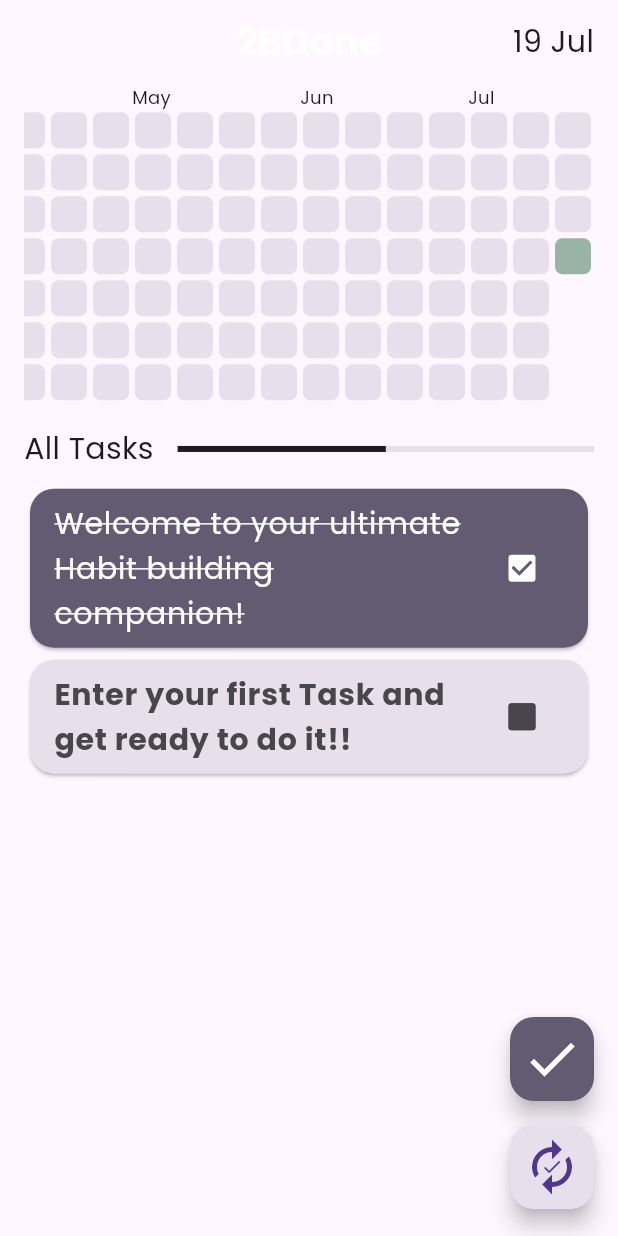
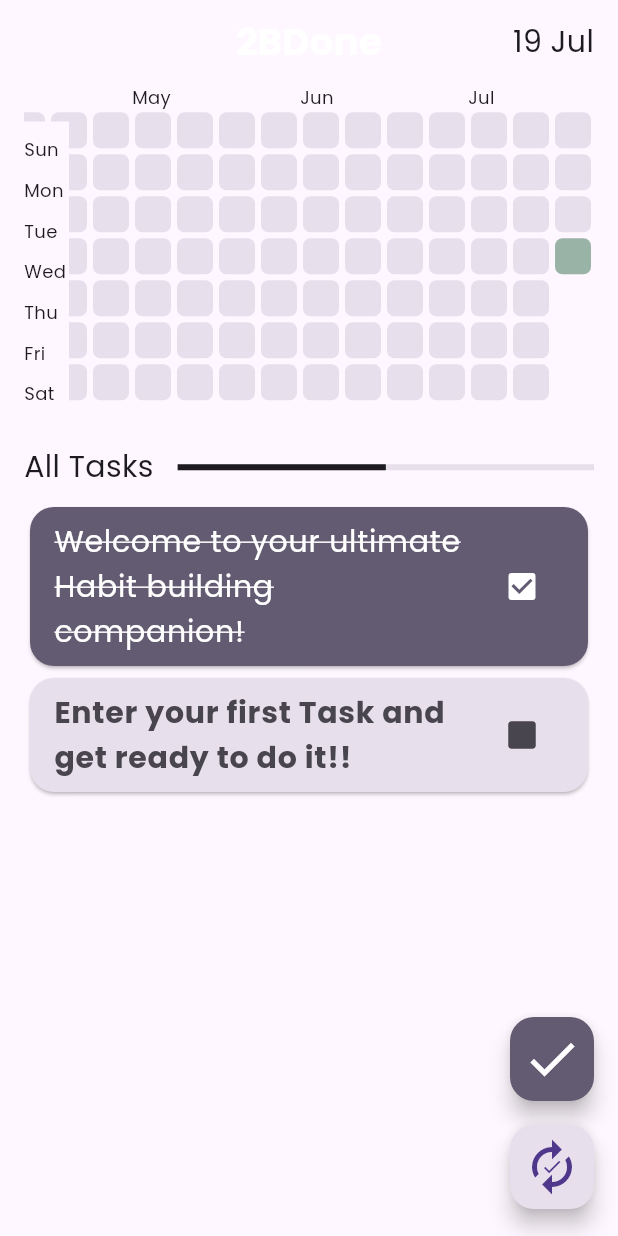
Before and after one commit to srksifat-dev/habitask, a Flutter app: the screen it shows after launch, on a phone screen of 412 x 824 dp. Run offline on Flutter 3.47's test engine with Material 2 defaults, Android fonts, the phone set to English and light mode, and no system bars; drawn by our look-alikes of dynamic_color, flutter_heatmap_calendar, flutter_slidable; our stand-ins replace date_format, get_storage, go_router, google_fonts, isar; accounts and stored records are empty; generated files the repository leaves out were written again.

Commit message:
Week days show all time

```diff
--- a/lib/features/home/screens/home_screen.dart
+++ b/lib/features/home/screens/home_screen.dart
@@ -92,9 +92,14 @@ class _HomeScreenState extends State<HomeScreen> {
                   }
 
                   return snapshot.hasData
-                      ? HeatMap(
-                          colorsets:
-                              Theme.of(context).brightness == Brightness.dark
+                      ? Stack(
+                          alignment: Alignment.bottomLeft,
+                          children: [
+                            SizedBox(
+                              height: 225,
+                              child: HeatMap(
+                                colorsets: Theme.of(context).brightness ==
+                                        Brightness.dark
                                     ? const {
                                         1: Color.fromARGB(20, 57, 211, 83),
                                         2: Color.fromARGB(40, 57, 211, 83),
@@ -121,18 +126,63 @@ class _HomeScreenState extends State<HomeScreen> {
                                       },
                                 showColorTip: false,
                                 colorMode: ColorMode.color,
-                          textColor: Theme.of(context).colorScheme.onBackground,
+                                textColor:
+                                    Theme.of(context).colorScheme.onBackground,
                                 datasets: resultList,
-                          defaultColor:
-                              Theme.of(context).colorScheme.surfaceVariant,
+                                defaultColor: Theme.of(context)
+                                    .colorScheme
+                                    .surfaceVariant,
                                 onClick: (value) {
                                   setState(() {
-                              appBarDate =
-                                  FormateDateTime.d2sWithoutHM(dateTime: value);
+                                    appBarDate = FormateDateTime.d2sWithoutHM(
+                                        dateTime: value);
                                   });
                                 },
                                 scrollable: true,
                                 size: 24,
+                              ),
+                            ),
+                            Container(
+                              height: 200,
+                              width: 30,
+                              color: Theme.of(context).colorScheme.background,
+                              child: Column(
+                                mainAxisAlignment:
+                                    MainAxisAlignment.spaceEvenly,
+                                crossAxisAlignment: CrossAxisAlignment.start,
+                                children: [
+                                  Text(
+                                    "Sun",
+                                    style: TextStyle(fontSize: 12),
+                                  ),
+                                  Text(
+                                    "Mon",
+                                    style: TextStyle(fontSize: 12),
+                                  ),
+                                  Text(
+                                    "Tue",
+                                    style: TextStyle(fontSize: 12),
+                                  ),
+                                  Text(
+                                    "Wed",
+                                    style: TextStyle(fontSize: 12),
+                                  ),
+                                  Text(
+                                    "Thu",
+                                    style: TextStyle(fontSize: 12),
+                                  ),
+                                  Text(
+                                    "Fri",
+                                    style: TextStyle(fontSize: 12),
+                                  ),
+                                  Text(
+                                    "Sat",
+                                    style: TextStyle(fontSize: 12),
+                                  ),
+                                ],
+                              ),
+                            )
+                          ],
                         )
                       : HeatMap(
                           colorsets:
@@ -164,6 +214,7 @@ class _HomeScreenState extends State<HomeScreen> {
                           colorMode: ColorMode.color,
                           showColorTip: false,
                           textColor: Theme.of(context).colorScheme.onBackground,
+                          startDate: DateTime.now(),
                           datasets: const {},
                           defaultColor:
                               Theme.of(context).colorScheme.surfaceVariant,
```
Lines whose indentation alone changed are shown as unchanged.
